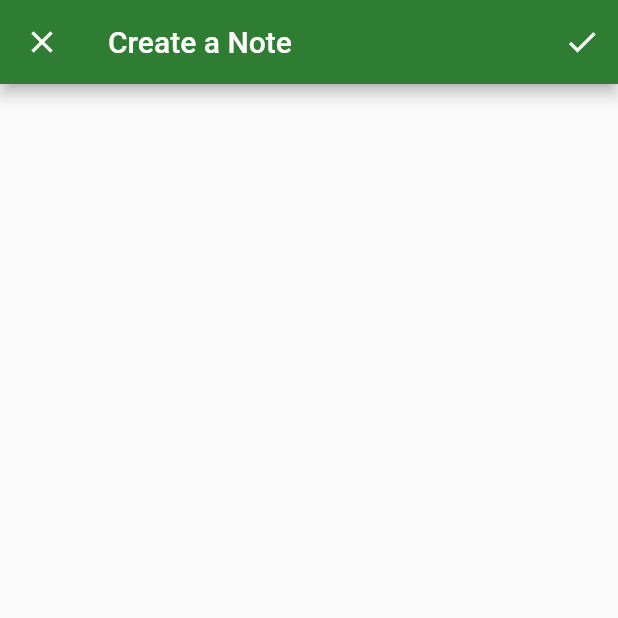
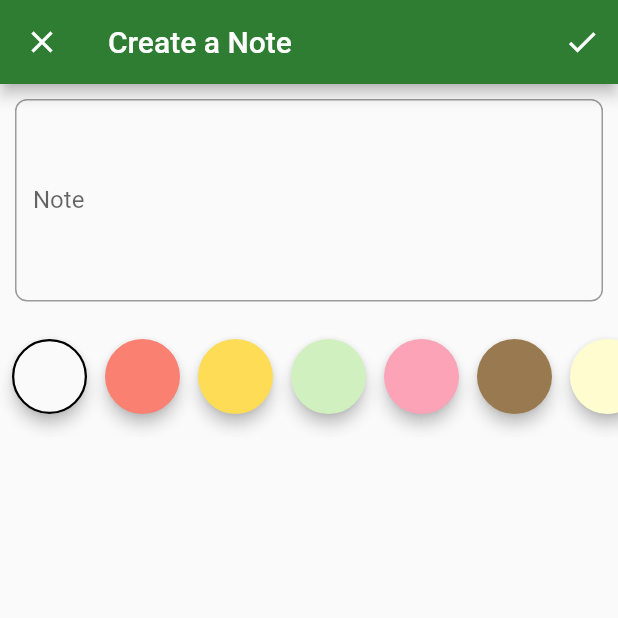
Before and after one commit to rishabhdeepsingh/flutter_ddd, a Flutter app: the NotesOverviewPage screen opened by its route, after a tap on the "indeterminate check box" icon, after a tap on the "add" icon, on a phone screen of 412 x 824 dp, the top half of it. Run offline on Flutter 3.47's test engine with Material 2 defaults, Android fonts, the phone set to English and light mode, and no system bars; our stand-ins replace auto_route, bloc, cloud_firestore, dartz, firebase_auth, firebase_core and 9 more; accounts and stored records are empty.

Commit message:
Update code to fix problems

```diff
--- a/lib/application/notes/note_actor/note_actor_bloc.dart
+++ b/lib/application/notes/note_actor/note_actor_bloc.dart
@@ -13,7 +13,7 @@ part 'note_actor_bloc.freezed.dart';
 
 @injectable
 class NoteActorBloc extends Bloc<NoteActorEvent, NoteActorState> {
-  NoteActorBloc(this._noteRepository) : super(NoteActorState.initial());
+  NoteActorBloc(this._noteRepository) : super(const NoteActorState.initial());
 
   final INoteRepository _noteRepository;
 
--- a/lib/infrastructure/auth/firebase_auth_facade.dart
+++ b/lib/infrastructure/auth/firebase_auth_facade.dart
@@ -1,5 +1,4 @@
 import 'package:firebase_auth/firebase_auth.dart' hide User;
-import 'package:flutter/services.dart';
 import 'package:flutter_ddd/domain/auth/auth_failure.dart';
 import 'package:dartz/dartz.dart';
 import 'package:flutter_ddd/domain/auth/i_auth_facade.dart';
@@ -29,7 +28,7 @@ class FirebaseAuthFacade implements IAuthFacade {
         password: passwordStr,
       );
       return right(unit);
-    } on PlatformException catch (e) {
+    } on FirebaseAuthException catch (e) {
       if (e.code == 'email-already-in-use') {
         return left(const AuthFailure.emailAlreadyInUse());
       } else {
@@ -51,7 +50,7 @@ class FirebaseAuthFacade implements IAuthFacade {
         password: passwordStr,
       );
       return right(unit);
-    } on PlatformException catch (e) {
+    } on FirebaseAuthException catch (e) {
       if (e.code == 'wrong-password' || e.code == "user-not-found") {
         return left(const AuthFailure.invalidEmailPasswordCombination());
       } else {
@@ -74,7 +73,7 @@ class FirebaseAuthFacade implements IAuthFacade {
       );
       await _firebaseAuth.signInWithCredential(authCredentials);
       return right(unit);
-    } on PlatformException catch (_) {
+    } on FirebaseAuthException catch (_) {
       return left(const AuthFailure.serverError());
     }
   }
--- a/lib/infrastructure/notes/note_repository.dart
+++ b/lib/infrastructure/notes/note_repository.dart
@@ -32,7 +32,7 @@ class NoteRepository implements INoteRepository {
                   .toImmutableList(),
             ))
         .onErrorReturnWith((e, _) {
-      if (e is PlatformException && e.message!.contains("PERMISSION_DENIED")) {
+      if (e is FirebaseException && e.message!.contains("PERMISSION_DENIED")) {
         return left(const NoteFailure.insufficientPermissions());
       } else {
         // LOG.e("Unexpected");
@@ -61,7 +61,7 @@ class NoteRepository implements INoteRepository {
                   note.todos.getOrCrash().any((todoItem) => !todoItem.done)),
             ))
         .onErrorReturnWith((e, _) {
-      if (e is PlatformException && e.message!.contains("PERMISSION_DENIED")) {
+      if (e is FirebaseException && e.message!.contains("PERMISSION_DENIED")) {
         return left(const NoteFailure.insufficientPermissions());
       } else {
         // LOG.e("Unexpected");
@@ -77,7 +77,7 @@ class NoteRepository implements INoteRepository {
       final noteDto = NoteDto.fromDomain(note);
       await userDoc.noteCollection.doc(noteDto.id).set(noteDto.toJson());
       return right(unit);
-    } on PlatformException catch (e) {
+    } on FirebaseException catch (e) {
       if (e.message!.contains("PERMISSION_DENIED")) {
         return left(const NoteFailure.insufficientPermissions());
       } else {
@@ -93,7 +93,7 @@ class NoteRepository implements INoteRepository {
       final noteId = note.id.getOrCrash();
       await userDoc.noteCollection.doc(noteId).delete();
       return right(unit);
-    } on PlatformException catch (e) {
+    } on FirebaseException catch (e) {
       if (e.message!.contains("PERMISSION_DENIED")) {
         return left(const NoteFailure.insufficientPermissions());
       } else if (e.message!.contains("NOT_FOUND")) {
@@ -111,7 +111,7 @@ class NoteRepository implements INoteRepository {
       final noteDto = NoteDto.fromDomain(note);
       await userDoc.noteCollection.doc(noteDto.id).update(noteDto.toJson());
       return right(unit);
-    } on PlatformException catch (e) {
+    } on FirebaseException catch (e) {
       if (e.message!.contains("PERMISSION_DENIED")) {
         return left(const NoteFailure.insufficientPermissions());
       } else if (e.message!.contains("NOT_FOUND")) {
--- a/lib/main.dart
+++ b/lib/main.dart
@@ -5,9 +5,9 @@ import 'package:flutter_ddd/presentation/core/app_widget.dart';
 import 'package:injectable/injectable.dart';
 
 // ignore: avoid_void_async
-void main() async {
+Future<void> main() async {
+  WidgetsFlutterBinding.ensureInitialized();
   configureInjection(Environment.prod);
-  WidgetsFlutterBinding.ensureInitialized();
   await Firebase.initializeApp();
   runApp(AppWidget());
 }
--- a/lib/presentation/notes/note_form/note_form_page.dart
+++ b/lib/presentation/notes/note_form/note_form_page.dart
@@ -7,6 +7,8 @@ import 'package:flutter_ddd/application/notes/note_form/note_form_bloc.dart';
 import 'package:flutter_ddd/domain/notes/note.dart';
 import 'package:flutter_ddd/injection.dart';
 import 'package:auto_route/auto_route.dart';
+import 'package:flutter_ddd/presentation/notes/note_form/widgets/body_field_widget.dart';
+import 'package:flutter_ddd/presentation/notes/note_form/widgets/color_field_widget.dart';
 import 'package:flutter_ddd/presentation/routes/router.gr.dart';
 
 class NoteFormPage extends StatelessWidget {
@@ -114,6 +116,22 @@ class NoteFormPageScaffold extends StatelessWidget {
           ),
         ],
       ),
+      body: BlocBuilder<NoteFormBloc, NoteFormState>(
+        buildWhen: (p, c) => p.showErrorMessages != c.showErrorMessages,
+        builder: (context, state) {
+          return Form(
+            autovalidateMode: AutovalidateMode.onUserInteraction,
+            child: SingleChildScrollView(
+              child: Column(
+                children: const [
+                  BodyField(),
+                  ColorField(),
+                ],
+              ),
+            ),
+          );
+        },
+      ),
     );
   }
 }
--- /dev/null
+++ b/lib/presentation/notes/note_form/widgets/body_field_widget.dart
@@ -0,0 +1,47 @@
+import 'package:flutter/material.dart';
+import 'package:flutter_bloc/flutter_bloc.dart';
+import 'package:flutter_ddd/application/notes/note_form/note_form_bloc.dart';
+import 'package:flutter_ddd/domain/notes/value_objects.dart';
+import 'package:flutter_hooks/flutter_hooks.dart';
+
+class BodyField extends HookWidget {
+  const BodyField({Key? key}) : super(key: key);
+
+  @override
+  Widget build(BuildContext context) {
+    final textEditingController = useTextEditingController();
+    return BlocListener<NoteFormBloc, NoteFormState>(
+        listenWhen: (p, c) => p.isEditing != c.isEditing,
+        listener: (context, state) {
+          textEditingController.text = state.note.body.getOrCrash();
+        },
+        child: Padding(
+          padding: const EdgeInsets.all(10.0),
+          child: TextFormField(
+            controller: textEditingController,
+            decoration:
+                const InputDecoration(labelText: "Note", counterText: ""),
+            maxLength: NoteBody.maxLength,
+            maxLines: null,
+            minLines: 5,
+            onChanged: (value) => context
+                .read<NoteFormBloc>()
+                .add(NoteFormEvent.bodyChanged(value)),
+            validator: (_) => context
+                .read<NoteFormBloc>()
+                .state
+                .note
+                .body
+                .value
+                .fold(
+                  (f) => f.maybeMap(
+                    empty: (f) => "Cannot be empty",
+                    exceedingLength: (f) => "Exceeding Length, max: ${f.max}",
+                    orElse: () => null,
+                  ),
+                  (r) => null,
+                ),
+          ),
+        ));
+  }
+}
--- /dev/null
+++ b/lib/presentation/notes/note_form/widgets/color_field_widget.dart
@@ -0,0 +1,52 @@
+import 'package:flutter/material.dart';
+import 'package:flutter_bloc/flutter_bloc.dart';
+import 'package:flutter_ddd/application/notes/note_form/note_form_bloc.dart';
+import 'package:flutter_ddd/domain/notes/value_objects.dart';
+
+class ColorField extends StatelessWidget {
+  const ColorField({Key? key}) : super(key: key);
+
+  @override
+  Widget build(BuildContext context) {
+    return BlocBuilder<NoteFormBloc, NoteFormState>(
+      buildWhen: (p, c) => p.note.color != c.note.color,
+      builder: (context, state) {
+        return SizedBox(
+          height: 80,
+          child: ListView.separated(
+            physics: const BouncingScrollPhysics(),
+            padding: const EdgeInsets.symmetric(horizontal: 8),
+            itemBuilder: (contex, index) {
+              final itemColor = NoteColor.predefinedColors[index];
+              return GestureDetector(
+                onTap: () {
+                  contex
+                      .read<NoteFormBloc>()
+                      .add(NoteFormEvent.colorChanged(itemColor));
+                },
+                child: Material(
+                  color: itemColor,
+                  elevation: 4,
+                  shape: CircleBorder(
+                    side: state.note.color.value.fold(
+                      (f) => BorderSide.none,
+                      (color) => color == itemColor
+                          ? const BorderSide(width: 1.5)
+                          : BorderSide.none,
+                    ),
+                  ),
+                  child: const SizedBox(width: 50, height: 50),
+                ),
+              );
+            },
+            separatorBuilder: (contex, index) {
+              return const SizedBox(width: 12);
+            },
+            itemCount: NoteColor.predefinedColors.length,
+            scrollDirection: Axis.horizontal,
+          ),
+        );
+      },
+    );
+  }
+}
--- a/lib/presentation/notes/notes_overview/notes_overview_page.dart
+++ b/lib/presentation/notes/notes_overview/notes_overview_page.dart
@@ -1,4 +1,5 @@
 import 'package:auto_route/auto_route.dart';
+// ignore: import_of_legacy_library_into_null_safe
 import 'package:flushbar/flushbar_helper.dart';
 import 'package:flutter/material.dart';
 import 'package:flutter_bloc/flutter_bloc.dart';
@@ -9,7 +10,6 @@ import 'package:flutter_ddd/injection.dart';
 import 'package:flutter_ddd/presentation/notes/notes_overview/widgets/notes_overview_body.dart';
 import 'package:flutter_ddd/presentation/notes/notes_overview/widgets/uncompleted_switch.dart';
 import 'package:flutter_ddd/presentation/routes/router.gr.dart';
-import 'package:auto_route/auto_route.dart';
 
 class NotesOverviewPage extends StatelessWidget {
   const NotesOverviewPage({Key? key}) : super(key: key);
--- a/lib/presentation/sign_in/widgets/sign_in_form.dart
+++ b/lib/presentation/sign_in/widgets/sign_in_form.dart
@@ -1,4 +1,5 @@
 import 'package:auto_route/auto_route.dart';
+// ignore: import_of_legacy_library_into_null_safe
 import 'package:flushbar/flushbar_helper.dart';
 import 'package:flutter/material.dart';
 import 'package:flutter_bloc/flutter_bloc.dart';
```
